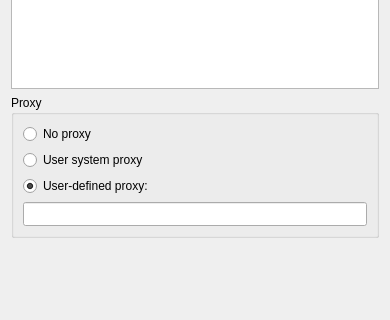
Above: AddonManagerOptions.ui from chennes/AddonManager before the change; both pictures show x 0 to 390 and y 188 to 508 of the 390 by 628 pixel window. Below: the same form after it.
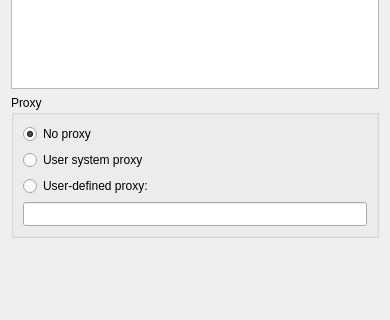
That is the form after the change. Custom widgets are drawn as their Qt base class.

Commit message: Addon Manager: Correct proxy default

The edit to the form file:
```diff
--- a/AddonManagerOptions.ui
+++ b/AddonManagerOptions.ui
@@ -128,6 +128,9 @@
         <property name="text">
          <string>No proxy</string>
         </property>
+		<property name="checked">
+			<bool>true</bool>
+		</property>
         <property name="prefEntry" stdset="0">
          <cstring>NoProxyCheck</cstring>
         </property>
@@ -155,7 +158,7 @@
          <string>User-defined proxy:</string>
         </property>
         <property name="checked">
-         <bool>true</bool>
+         <bool>false</bool>
         </property>
         <property name="prefEntry" stdset="0">
          <cstring>UserProxyCheck</cstring>
```
